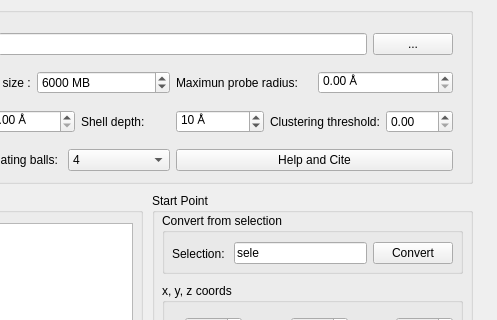
Before: the Qt Designer form Caver3/ui/caver.ui in YaoYinYing/caver-pymol-plugin, drawn with Qt 5; both pictures show x 138 to 635 and y 87 to 407 of the 635 by 578 pixel window.
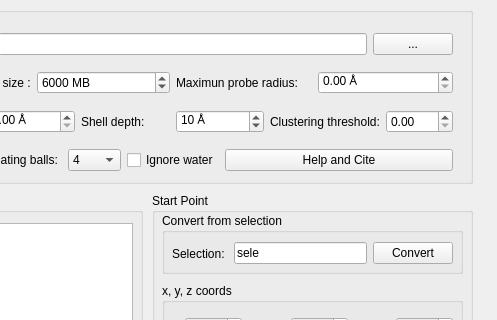
After: the same form once the commit is applied.

```diff
--- a/Caver3/ui/caver.ui
+++ b/Caver3/ui/caver.ui
@@ -264,6 +264,19 @@
          </item>
         </layout>
        </item>
+       <item>
+        <widget class="QCheckBox" name="checkBox_ignoreWater">
+         <property name="sizePolicy">
+          <sizepolicy hsizetype="Fixed" vsizetype="Fixed">
+           <horstretch>0</horstretch>
+           <verstretch>0</verstretch>
+          </sizepolicy>
+         </property>
+         <property name="text">
+          <string>Ignore water</string>
+         </property>
+        </widget>
+       </item>
        <item>
         <widget class="QPushButton" name="pushButton_help">
          <property name="text">
```
Left out of the diff: 2 changed lines with no effect on the pictures.
